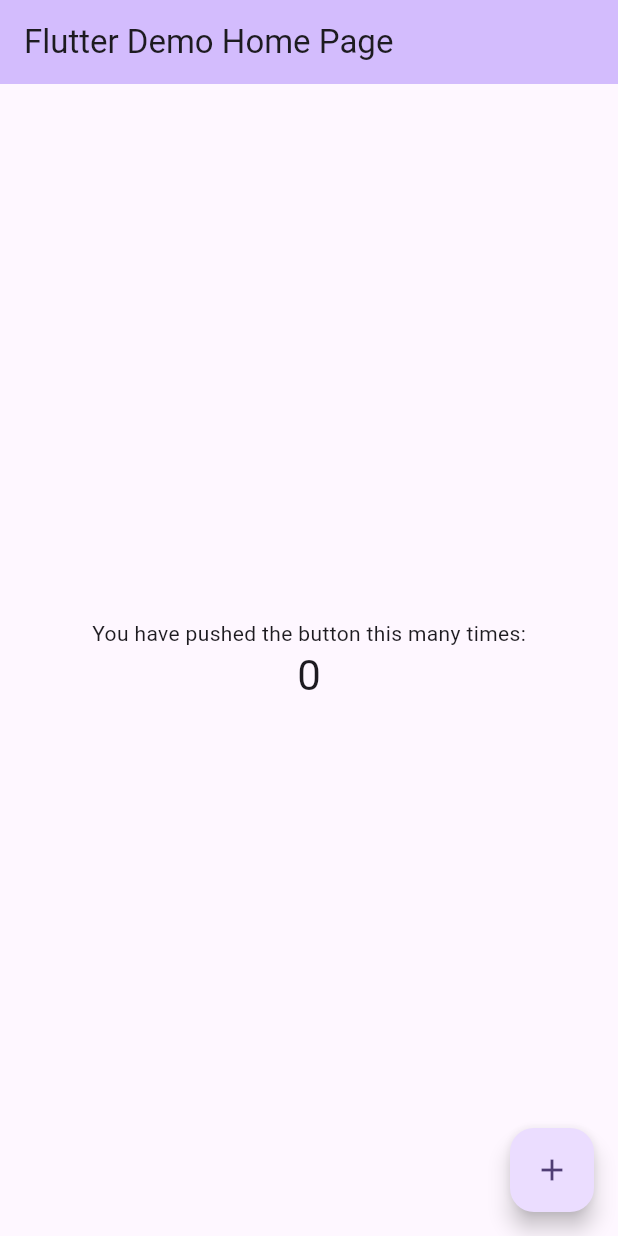
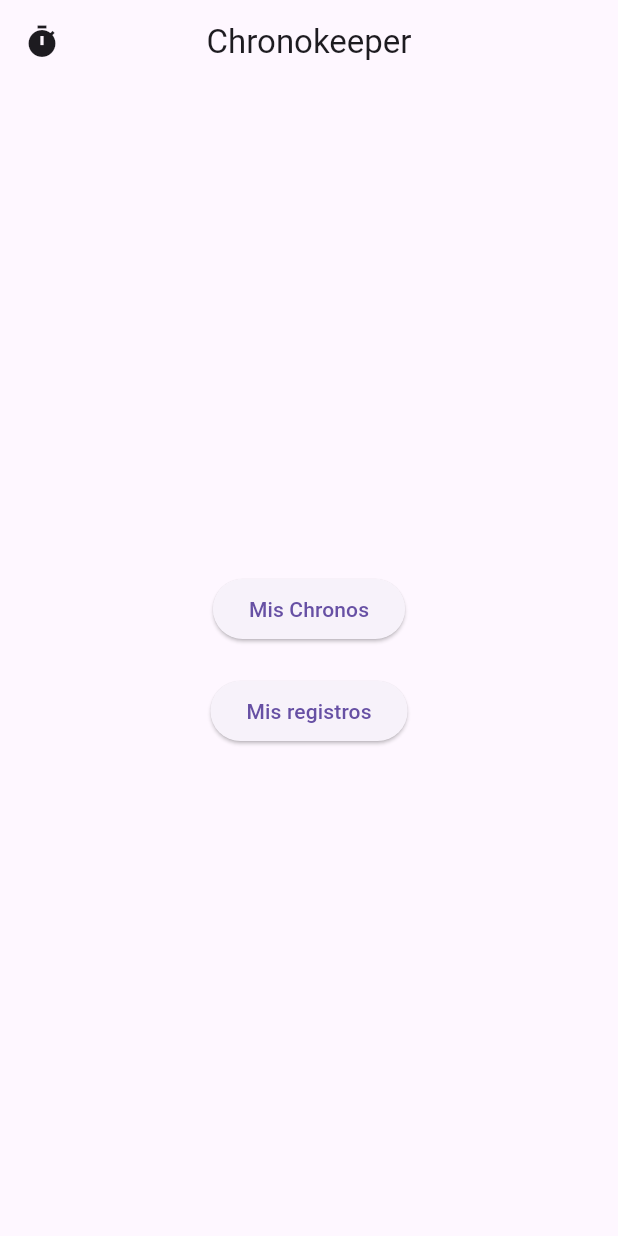
Before and after one commit to Moisecore/cronometraje_app, a Flutter app: the screen it shows after launch, on a phone screen of 412 x 824 dp. Run offline on Flutter 3.47's test engine with Material 3 defaults, Android fonts, the phone set to English and light mode, and no system bars; drawn by our look-alikes of upgrader; our stand-ins replace go_router.

Commit message:
main, HomeView, y avances generales

```diff
--- a/lib/main.dart
+++ b/lib/main.dart
@@ -1,122 +1,88 @@
 import 'package:flutter/material.dart';
+import 'package:provider/provider.dart';
+import 'package:go_router/go_router.dart';
+import 'viewmodels/chrono_viewmodel.dart';
+import 'views/home_view.dart';
+import 'package:upgrader/upgrader.dart';
+import 'package:flutter_localizations/flutter_localizations.dart';
 
 void main() {
-  runApp(const MyApp());
+  runApp(const ChronokeeperApp());
 }
 
-class MyApp extends StatelessWidget {
-  const MyApp({super.key});
+/// Configuración de controlador para alerta de actualización
+final upgrader = Upgrader(
+  debugLogging: true, // Comentar en release
+  durationUntilAlertAgain: const Duration(minutes: 10),
+  countryCode: 'CL'
+);
 
-  // This widget is the root of your application.
+/// Configuración de navegación
+final GoRouter _router = GoRouter(
+  routes: [
+    GoRoute(
+      path: '/',
+      builder: (context, state) => UpgradeAlert(
+        upgrader: upgrader,
+        child: const HomeView()
+      ),
+    ),
+    /**GoRoute(
+      path: '/myChronos',
+      builder: (context, state) => const MyChronosView(),
+    ),
+    GoRoute(
+      path: '/createChrono',
+      builder: (context, state) => const CreateChronoView(),
+    ),
+    GoRoute(
+      path: '/chrono/:id',
+      builder: (context, state) {
+        final id = int.tryParse(state.pathParameters['id'] ?? '0') ?? 0;
+        return SingleChronoView(chronoId: id);
+      },
+    ),
+    GoRoute(
+      path: '/myRecords',
+      builder: (context, state) => const MyRecordsView(),
+    ),
+    GoRoute(
+      path: '/chrono/:id/records',
+      builder: (context, state) {
+        final id = int.tryParse(state.pathParameters['id'] ?? '0') ?? 0;
+        return SingleChronoRecordsView(chronoId: id);
+      }
+    ),*/
+  ],
+);
+
+/// Widget raiz
+class ChronokeeperApp extends StatelessWidget {
+  const ChronokeeperApp({super.key});
+
   @override
   Widget build(BuildContext context) {
-    return MaterialApp(
-      title: 'Flutter Demo',
-      theme: ThemeData(
-        // This is the theme of your application.
-        //
-        // TRY THIS: Try running your application with "flutter run". You'll see
-        // the application has a purple toolbar. Then, without quitting the app,
-        // try changing the seedColor in the colorScheme below to Colors.green
-        // and then invoke "hot reload" (save your changes or press the "hot
-        // reload" button in a Flutter-supported IDE, or press "r" if you used
-        // the command line to start the app).
-        //
-        // Notice that the counter didn't reset back to zero; the application
-        // state is not lost during the reload. To reset the state, use hot
-        // restart instead.
-        //
-        // This works for code too, not just values: Most code changes can be
-        // tested with just a hot reload.
-        colorScheme: ColorScheme.fromSeed(seedColor: Colors.deepPurple),
+    return MultiProvider(
+      providers: [
+        //ChangeNotifierProvider(create: (_) => ChronoViewModel(ChronoService())),
+      ],
+      child: MaterialApp.router(
+        debugShowCheckedModeBanner: false,
+        title: 'Chronokeeper',
+        theme: ThemeData(
+          primarySwatch: Colors.blue,
+        ),
+        routerConfig: _router,
+        locale: const Locale('es', 'CL'), // Configuración para español (Chile)
+        localizationsDelegates: const [
+          GlobalMaterialLocalizations.delegate,
+          GlobalWidgetsLocalizations.delegate,
+          GlobalCupertinoLocalizations.delegate, // Agrega CupertinoLocalizations
+        ],
+        supportedLocales: const [
+          Locale('es', 'CL'), // Español (Chile)
+        ],
       ),
-      home: const MyHomePage(title: 'Flutter Demo Home Page'),
     );
   }
 }
-
-class MyHomePage extends StatefulWidget {
-  const MyHomePage({super.key, required this.title});
-
-  // This widget is the home page of your application. It is stateful, meaning
-  // that it has a State object (defined below) that contains fields that affect
-  // how it looks.
-
-  // This class is the configuration for the state. It holds the values (in this
-  // case the title) provided by the parent (in this case the App widget) and
-  // used by the build method of the State. Fields in a Widget subclass are
-  // always marked "final".
-
-  final String title;
-
-  @override
-  State<MyHomePage> createState() => _MyHomePageState();
-}
-
-class _MyHomePageState extends State<MyHomePage> {
-  int _counter = 0;
-
-  void _incrementCounter() {
-    setState(() {
-      // This call to setState tells the Flutter framework that something has
-      // changed in this State, which causes it to rerun the build method below
-      // so that the display can reflect the updated values. If we changed
-      // _counter without calling setState(), then the build method would not be
-      // called again, and so nothing would appear to happen.
-      _counter++;
-    });
-  }
-
-  @override
-  Widget build(BuildContext context) {
-    // This method is rerun every time setState is called, for instance as done
-    // by the _incrementCounter method above.
-    //
-    // The Flutter framework has been optimized to make rerunning build methods
-    // fast, so that you can just rebuild anything that needs updating rather
-    // than having to individually change instances of widgets.
-    return Scaffold(
-      appBar: AppBar(
-        // TRY THIS: Try changing the color here to a specific color (to
-        // Colors.amber, perhaps?) and trigger a hot reload to see the AppBar
-        // change color while the other colors stay the same.
-        backgroundColor: Theme.of(context).colorScheme.inversePrimary,
-        // Here we take the value from the MyHomePage object that was created by
-        // the App.build method, and use it to set our appbar title.
-        title: Text(widget.title),
-      ),
-      body: Center(
-        // Center is a layout widget. It takes a single child and positions it
-        // in the middle of the parent.
-        child: Column(
-          // Column is also a layout widget. It takes a list of children and
-          // arranges them vertically. By default, it sizes itself to fit its
-          // children horizontally, and tries to be as tall as its parent.
-          //
-          // Column has various properties to control how it sizes itself and
-          // how it positions its children. Here we use mainAxisAlignment to
-          // center the children vertically; the main axis here is the vertical
-          // axis because Columns are vertical (the cross axis would be
-          // horizontal).
-          //
-          // TRY THIS: Invoke "debug painting" (choose the "Toggle Debug Paint"
-          // action in the IDE, or press "p" in the console), to see the
-          // wireframe for each widget.
-          mainAxisAlignment: MainAxisAlignment.center,
-          children: <Widget>[
-            const Text('You have pushed the button this many times:'),
-            Text(
-              '$_counter',
-              style: Theme.of(context).textTheme.headlineMedium,
-            ),
-          ],
-        ),
-      ),
-      floatingActionButton: FloatingActionButton(
-        onPressed: _incrementCounter,
-        tooltip: 'Increment',
-        child: const Icon(Icons.add),
-      ), // This trailing comma makes auto-formatting nicer for build methods.
-    );
-  }
-}
--- /dev/null
+++ b/lib/models/chrono_model.dart
@@ -0,0 +1,12 @@
+// Timer Model (Represents a single timer instance)
+class ChronoModel {
+  String name;
+  Duration duration;
+  bool isRunning;
+
+  ChronoModel({
+    required this.name,
+    required this.duration,
+    this.isRunning = false,
+  });
+}
--- /dev/null
+++ b/lib/services/chrono_service.dart
@@ -0,0 +1,24 @@
+import 'dart:async';
+import 'package:cronometraje_app/models/chrono_model.dart';
+
+class ChronoService {
+  final List<ChronoModel> _chronos = [];
+  final StreamController<List<ChronoModel>> _chronoController = StreamController.broadcast();
+
+  Stream<List<ChronoModel>> get chronoStream => _chronoController.stream;
+
+  void addChrono(ChronoModel chrono) {
+    _chronos.add(chrono);
+    _chronoController.add(_chronos);
+  }
+
+  void startChrono(int index) {
+    _chronos[index].isRunning = true;
+    _chronoController.add(_chronos);
+  }
+
+  void stopChrono(int index) {
+    _chronos[index].isRunning = false;
+    _chronoController.add(_chronos);
+  }
+}
--- /dev/null
+++ b/lib/viewmodels/chrono_viewmodel.dart
@@ -0,0 +1,30 @@
+import 'package:cronometraje_app/models/chrono_model.dart';
+import 'package:cronometraje_app/services/chrono_service.dart';
+import 'package:flutter/material.dart';
+
+// Chrono ViewModel (Logic for managing timers)
+class ChronoViewmodel extends ChangeNotifier {
+  /**late ChronoService _chronoService;
+  List<ChronoModel> _chronos = [];
+
+  ChronoViewModel(chronoService) {
+    chronoService.chronoStream.listen((chronos) {
+      _chronos = chronos;
+      notifyListeners();
+    });
+  }
+
+  List<ChronoModel> get chronos => _chronos;
+
+  void addChrono(String name, int duration) {
+    _chronoService.addChrono(ChronoModel(name: name, duration: duration));
+  }
+
+  void startChrono(int index) {
+    _chronoService.startChrono(index);
+  }
+
+  void stopChrono(int index) {
+    _chronoService.stopChrono(index);
+  }*/
+}
--- /dev/null
+++ b/lib/views/home_view.dart
@@ -0,0 +1,34 @@
+import 'package:flutter/material.dart';
+import 'package:go_router/go_router.dart';
+
+/// Vista de pantalla principal
+class HomeView extends StatelessWidget {
+  const HomeView({super.key});
+
+  @override
+  Widget build(BuildContext context) {
+    return Scaffold(
+      appBar: AppBar( // Pendiente: agregar logo a la barra
+        title: const Text('Chronokeeper'),
+        centerTitle: true,
+        leading: const Icon(Icons.timer),
+      ),
+      body: Center(
+        child: Column(
+          mainAxisAlignment: MainAxisAlignment.center,
+          children: [
+            ElevatedButton(
+              onPressed: () => context.go('/myChronos'),
+              child: const Text('Mis Chronos'),
+            ),
+            const SizedBox(height: 20),
+            ElevatedButton(
+              onPressed: () {}, // Pendiente: agregar navegación a MyRecordsView
+              child: const Text('Mis registros'),
+            ),
+          ],
+        ),
+      ),
+    );
+  }
+}
--- a/pubspec.yaml
+++ b/pubspec.yaml
@@ -34,6 +34,11 @@ dependencies:
   # The following adds the Cupertino Icons font to your application.
   # Use with the CupertinoIcons class for iOS style icons.
   cupertino_icons: ^1.0.8
+  provider: ^6.1.2
+  go_router: ^14.8.1
+  upgrader: ^11.3.1
+  flutter_localizations:
+    sdk: flutter
 
 dev_dependencies:
   flutter_test:
```
Also changed, not shown: lib/views/create_chrono_view.dart (added), lib/views/my_chronos_view.dart (added), lib/views/my_records_view.dart (added), lib/views/single_chrono_records_view.dart (added), lib/views/single_chrono_view.dart (added), pubspec.lock, 6 other files.
